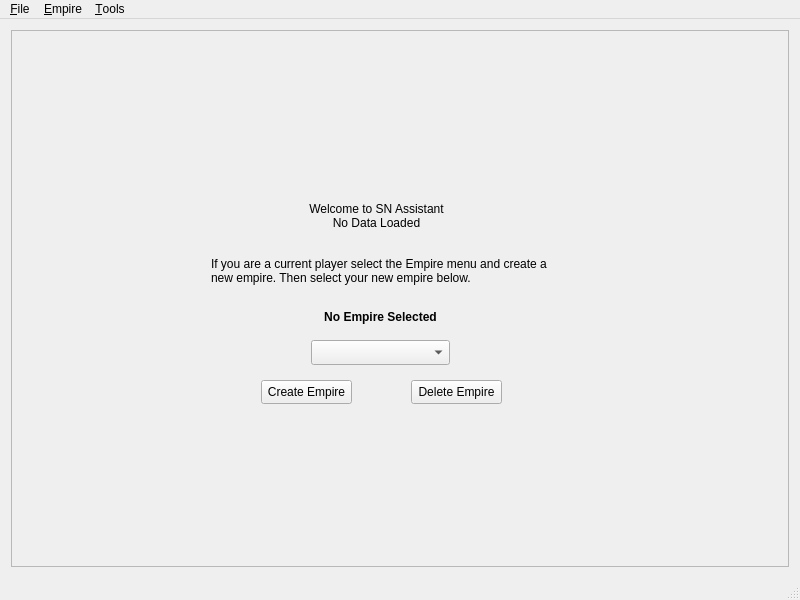
Before: the Qt Designer form MainWindow.ui in Ramblurr/SupernovaAssistant, drawn with Qt 5.
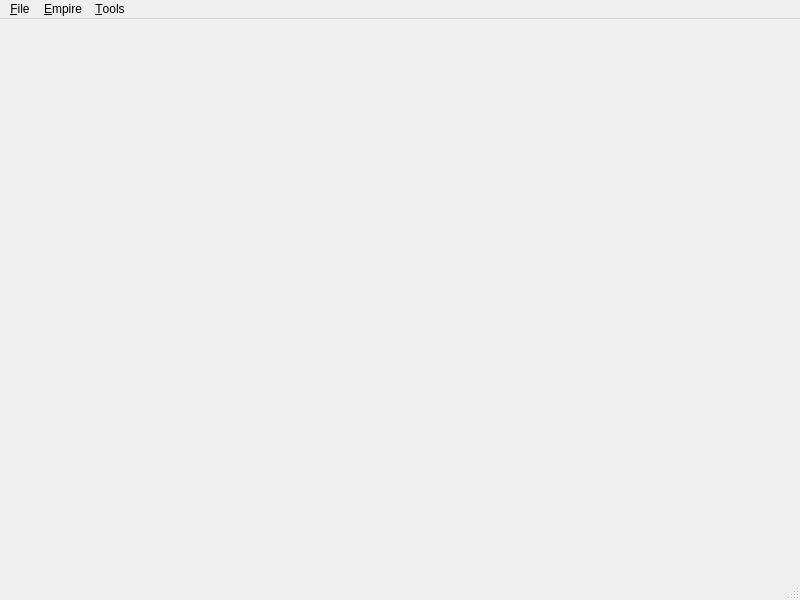
After: the same form once the commit is applied.

What changed in the file:
```diff
--- a/MainWindow.ui
+++ b/MainWindow.ui
@@ -16,116 +16,9 @@
   <widget class="QWidget" name="centralWidget">
    <layout class="QGridLayout" name="gridLayout">
     <item row="0" column="0">
-     <widget class="QFrame" name="welcomeFrame">
-      <property name="frameShape">
-       <enum>QFrame::StyledPanel</enum>
-      </property>
-      <property name="frameShadow">
-       <enum>QFrame::Raised</enum>
-      </property>
-      <widget class="QLabel" name="label">
-       <property name="geometry">
-        <rect>
-         <x>290</x>
-         <y>150</y>
-         <width>151</width>
-         <height>71</height>
-        </rect>
-       </property>
-       <property name="text">
-        <string>Welcome to SN Assistant No Data Loaded</string>
-       </property>
-       <property name="scaledContents">
-        <bool>false</bool>
-       </property>
-       <property name="alignment">
-        <set>Qt::AlignCenter</set>
-       </property>
-       <property name="wordWrap">
-        <bool>true</bool>
-       </property>
-      </widget>
-      <widget class="QLabel" name="label_2">
-       <property name="geometry">
-        <rect>
-         <x>200</x>
-         <y>210</y>
-         <width>351</width>
-         <height>61</height>
-        </rect>
-       </property>
-       <property name="text">
-        <string>If you are a current player select the Empire menu and create a new empire. Then select your new empire below.</string>
-       </property>
-       <property name="wordWrap">
-        <bool>true</bool>
-       </property>
-      </widget>
-      <widget class="QLabel" name="empireName">
-       <property name="geometry">
-        <rect>
-         <x>300</x>
-         <y>280</y>
-         <width>139</width>
-         <height>20</height>
-        </rect>
-       </property>
-       <property name="maximumSize">
-        <size>
-         <width>150</width>
-         <height>20</height>
-        </size>
-       </property>
-       <property name="font">
-        <font>
-         <weight>75</weight>
-         <bold>true</bold>
-         <underline>false</underline>
-        </font>
-       </property>
-       <property name="text">
-        <string>No Empire Selected</string>
-       </property>
-       <property name="alignment">
-        <set>Qt::AlignHCenter|Qt::AlignTop</set>
-       </property>
-      </widget>
-      <widget class="QComboBox" name="empireCombo">
-       <property name="geometry">
-        <rect>
-         <x>300</x>
-         <y>310</y>
-         <width>139</width>
-         <height>25</height>
-        </rect>
-       </property>
-      </widget>
-      <widget class="QPushButton" name="createEmpireBut">
-       <property name="geometry">
-        <rect>
-         <x>250</x>
-         <y>350</y>
-         <width>91</width>
-         <height>24</height>
-        </rect>
-       </property>
-       <property name="text">
-        <string>Create Empire</string>
-       </property>
-      </widget>
-      <widget class="QPushButton" name="deleteEmpireBut">
-       <property name="geometry">
-        <rect>
-         <x>400</x>
-         <y>350</y>
-         <width>91</width>
-         <height>24</height>
-        </rect>
-       </property>
-       <property name="text">
-        <string>Delete Empire</string>
-       </property>
-      </widget>
+     <widget class="QStackedWidget" name="stackedWidget">
+      <widget class="QWidget" name="welcome"/>
+      <widget class="QWidget" name="page_2"/>
      </widget>
     </item>
    </layout>
```
Left out of the diff: 1 changed line with no effect on the pictures.
